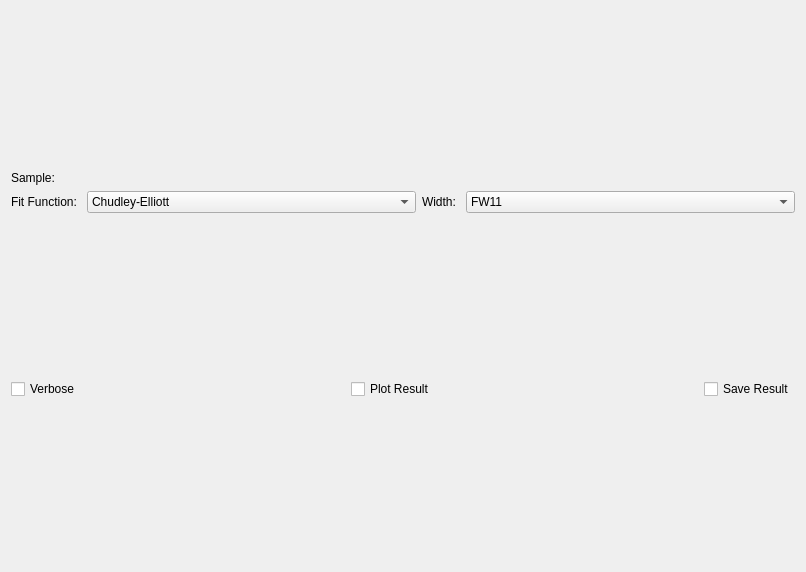
mantidproject/mantid, file Code/Mantid/MantidQt/CustomInterfaces/inc/MantidQtCustomInterfaces/JumpFit.ui: the form before one commit.
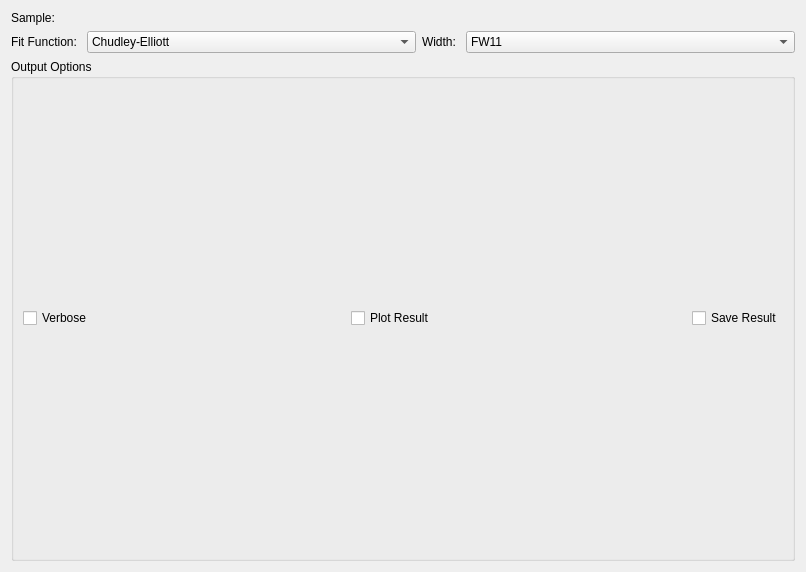
The form after the commit. Custom widgets are drawn as their Qt base class.

What changed in the file:
```diff
--- a/Code/Mantid/MantidQt/CustomInterfaces/inc/MantidQtCustomInterfaces/JumpFit.ui
+++ b/Code/Mantid/MantidQt/CustomInterfaces/inc/MantidQtCustomInterfaces/JumpFit.ui
@@ -123,6 +123,12 @@
    <item>
     <layout class="QHBoxLayout" name="horizontalLayout_44">
      <item>
+      <widget class="QGroupBox" name="gbOutput">
+       <property name="title">
+        <string>Output Options</string>
+       </property>
+       <layout class="QHBoxLayout" name="horizontalLayout">
+        <item>
       <widget class="QCheckBox" name="chkVerbose">
        <property name="enabled">
         <bool>true</bool>
@@ -170,6 +176,9 @@
        <property name="text">
         <string>Save Result</string>
        </property>
+         </widget>
+        </item>
+       </layout>
       </widget>
      </item>
     </layout>
```
Lines whose indentation alone changed are shown as unchanged.
